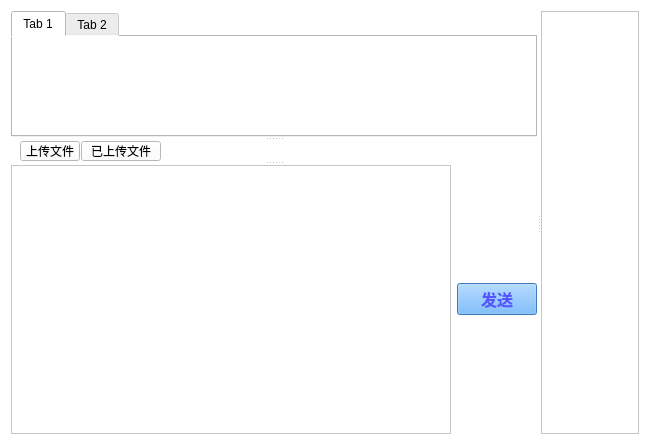
Qt form EasyChat/chatwidget.ui (waynecn/WebSocketServerAndClient) before a commit.
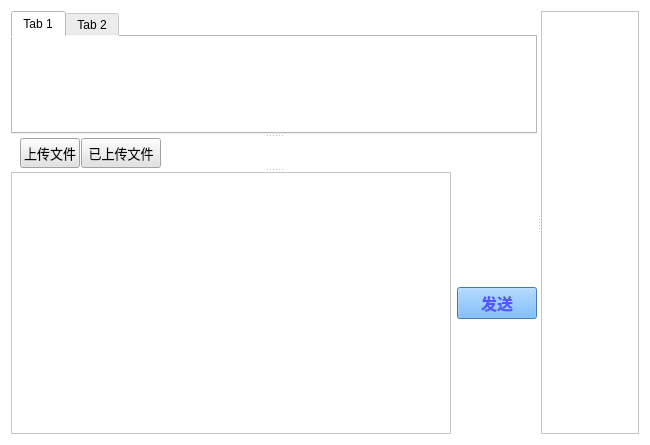
The same form after that commit. Icons and pictures are not drawn.

```diff
--- a/EasyChat/chatwidget.ui
+++ b/EasyChat/chatwidget.ui
@@ -100,13 +100,13 @@
        <property name="minimumSize">
         <size>
          <width>0</width>
-         <height>20</height>
+         <height>30</height>
         </size>
        </property>
        <property name="maximumSize">
         <size>
          <width>16777215</width>
-         <height>20</height>
+         <height>30</height>
         </size>
        </property>
        <widget class="QPushButton" name="uploadFilePushButton">
@@ -115,24 +115,37 @@
           <x>9</x>
           <y>0</y>
           <width>60</width>
-          <height>20</height>
+          <height>30</height>
          </rect>
         </property>
         <property name="minimumSize">
          <size>
           <width>0</width>
-          <height>20</height>
+          <height>30</height>
          </size>
         </property>
         <property name="maximumSize">
          <size>
           <width>60</width>
-          <height>20</height>
+          <height>30</height>
          </size>
         </property>
+        <property name="font">
+         <font>
+          <family>宋体</family>
+          <pointsize>10</pointsize>
+         </font>
+        </property>
+        <property name="styleSheet">
+         <string notr="true">border-color: rgb(22, 22, 22);
+background-color: rgb(224, 226, 225);</string>
+        </property>
         <property name="text">
          <string>上传文件</string>
         </property>
+        <property name="flat">
+         <bool>false</bool>
+        </property>
        </widget>
        <widget class="QPushButton" name="fileListPushButton">
         <property name="geometry">
@@ -140,24 +153,37 @@
           <x>70</x>
           <y>0</y>
           <width>80</width>
-          <height>20</height>
+          <height>30</height>
          </rect>
         </property>
         <property name="minimumSize">
          <size>
           <width>0</width>
-          <height>20</height>
+          <height>30</height>
          </size>
         </property>
         <property name="maximumSize">
          <size>
           <width>80</width>
-          <height>20</height>
+          <height>30</height>
          </size>
         </property>
+        <property name="font">
+         <font>
+          <family>宋体</family>
+          <pointsize>10</pointsize>
+         </font>
+        </property>
+        <property name="styleSheet">
+         <string notr="true">border-color: rgb(22, 22, 22);
+background-color: rgb(224, 226, 225);</string>
+        </property>
         <property name="text">
          <string>已上传文件</string>
         </property>
+        <property name="flat">
+         <bool>false</bool>
+        </property>
        </widget>
       </widget>
       <widget class="QWidget" name="widget" native="true">
```
